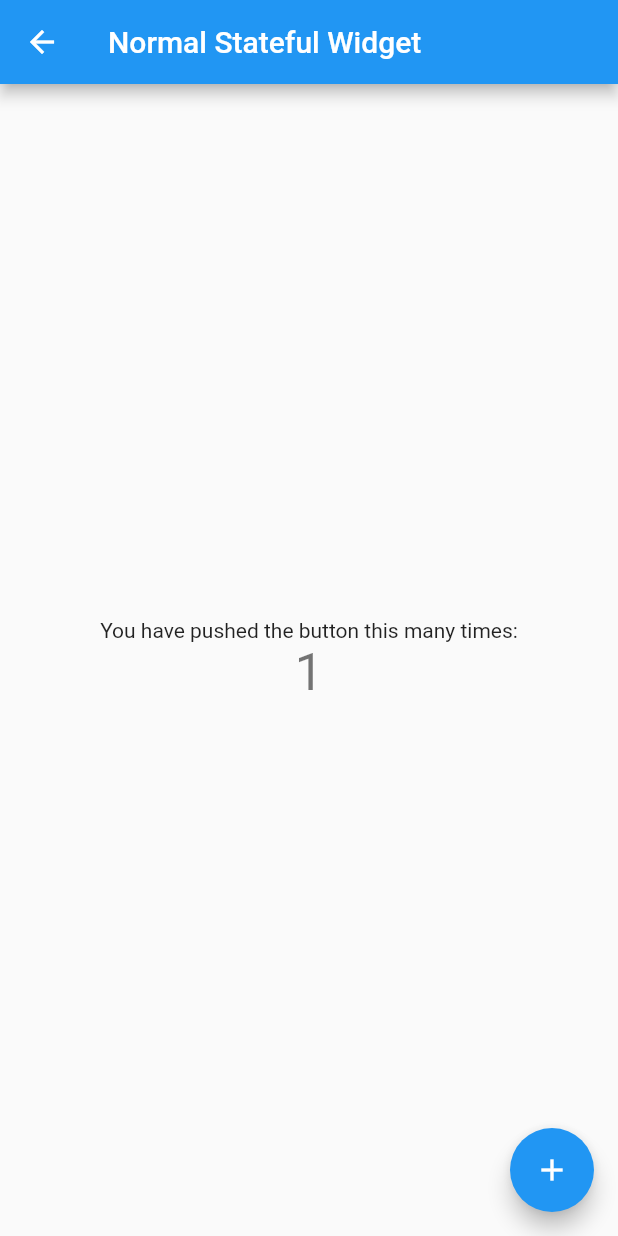
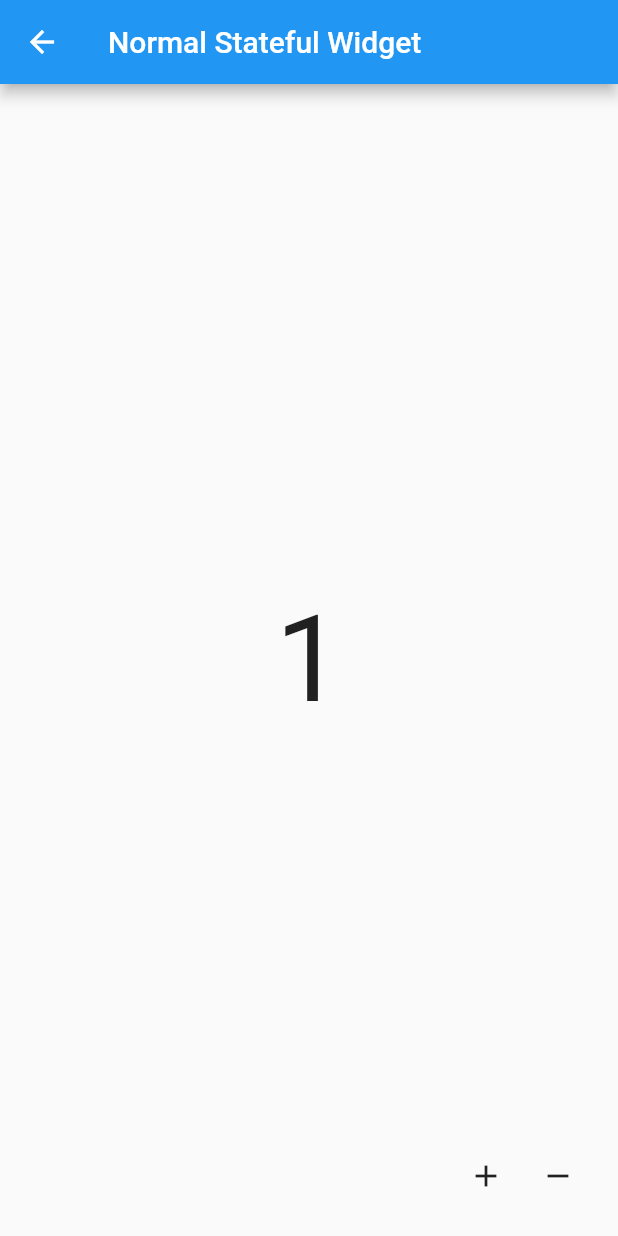
Before and after one commit to Lee-Yoonjoo/blocpattern, a Flutter app: the NormalStatefulWidget screen opened directly, after a tap on the "add" icon, on a phone screen of 412 x 824 dp. Run offline on Flutter 3.47's test engine with Material 2 defaults, Android fonts, the phone set to English and light mode, and no system bars.

Commit message:
Add widget for bloc

```diff
--- /dev/null
+++ b/lib/bloc_pattern/bloc_widget.dart
@@ -0,0 +1,19 @@
+import 'package:flutter/cupertino.dart';
+
+class BlocWidget extends StatefulWidget {
+  @override
+  State<StatefulWidget> createState() => _BlockWidgetState();
+
+}
+
+class _BlockWidgetState extends State<BlocWidget> {
+
+
+
+  @override
+  Widget build(BuildContext context) {
+    return  Scaffold();
+  }
+
+
+}
--- a/lib/main.dart
+++ b/lib/main.dart
@@ -65,9 +65,9 @@ class _HomePageState extends State<Home> {
                 color: Colors.grey,
                 child: Text("Bloc Pattern"),
                 onPressed: (){
-               /*   Navigator.push(context, MaterialPageRoute(builder: (_){
+                  Navigator.push(context, MaterialPageRoute(builder: (_){
                     return BlocWidget();
-                  }));*/
+                  }));
                 },
               ),
             ),
--- a/lib/stateful.dart
+++ b/lib/stateful.dart
@@ -9,11 +9,17 @@ class NormalStatefulWidget extends StatefulWidget {
 }
 
 class _NormalStatefulWidgetState extends State<NormalStatefulWidget> {
-  int _counter = 0;
+
+  int count = 0;
 
   void _incrementCounter() {
     setState(() {
-      _counter++;
+      count++;
+    });
+  }
+  void _decrementCounter() {
+    setState(() {
+      count--;
     });
   }
 
@@ -22,45 +28,38 @@ class _NormalStatefulWidgetState extends State<NormalStatefulWidget> {
 
     return Scaffold(
       appBar: AppBar(
-        // Here we take the value from the MyHomePage object that was created by
-        // the App.build method, and use it to set our appbar title.
         title: Text('Normal Stateful Widget'),
       ),
-      body: Center(
-        // Center is a layout widget. It takes a single child and positions it
-        // in the middle of the parent.
-        child: Column(
-          // Column is also a layout widget. It takes a list of children and
-          // arranges them vertically. By default, it sizes itself to fit its
-          // children horizontally, and tries to be as tall as its parent.
-          //
-          // Invoke "debug painting" (press "p" in the console, choose the
-          // "Toggle Debug Paint" action from the Flutter Inspector in Android
-          // Studio, or the "Toggle Debug Paint" command in Visual Studio Code)
-          // to see the wireframe for each widget.
-          //
-          // Column has various properties to control how it sizes itself and
-          // how it positions its children. Here we use mainAxisAlignment to
-          // center the children vertically; the main axis here is the vertical
-          // axis because Columns are vertical (the cross axis would be
-          // horizontal).
-          mainAxisAlignment: MainAxisAlignment.center,
-          children: <Widget>[
-            const Text(
-              'You have pushed the button this many times:',
-            ),
-            Text(
-              '$_counter',
-              style: Theme.of(context).textTheme.headline4,
-            ),
-          ],
-        ),
-      ),
-      floatingActionButton: FloatingActionButton(
-        onPressed: _incrementCounter,
-        tooltip: 'Increment',
-        child: const Icon(Icons.add),
+      body: CountViewStateless(count: count),
+      floatingActionButton: Row(
+        mainAxisAlignment: MainAxisAlignment.end,
+        children: [
+          IconButton(
+              onPressed: _incrementCounter,
+              icon: Icon(Icons.add)),
+
+          IconButton(
+              onPressed: _decrementCounter,
+              icon: Icon(Icons.remove)),
+
+        ],
       ), // This trailing comma makes auto-formatting nicer for build methods.
     );
   }
 }
+
+class CountViewStateless extends StatelessWidget {
+  int count;
+  CountViewStateless({Key? key, required this.count}) : super(key: key);
+
+  @override
+  Widget build(BuildContext context) {
+    print("Seperated Class only for Count Display");
+    return Center(
+      child:Text(
+        count.toString(),
+        style: TextStyle(fontSize: 80),
+      ),
+    );
+  }
+}
```
